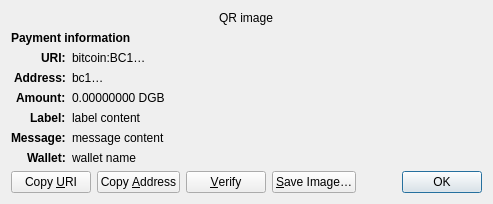
Old version of the form src/qt/forms/receiverequestdialog.ui in the repository jnschalk/digibyte.
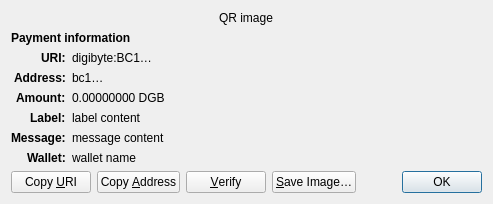
New version of the form. Custom widgets are drawn as their Qt base class.

Commit message: PRE-MERGE: bitcoin -> digibyte

The edit to the form file:
```diff
--- a/src/qt/forms/receiverequestdialog.ui
+++ b/src/qt/forms/receiverequestdialog.ui
@@ -65,7 +65,7 @@
    <item row="2" column="1" alignment="Qt::AlignTop">
     <widget class="QLabel" name="uri_content">
      <property name="text">
-      <string notr="true">bitcoin:BC1…</string>
+      <string notr="true">digibyte:BC1…</string>
      </property>
      <property name="textFormat">
       <enum>Qt::RichText</enum>
```
The commit also changes 592 other files.
